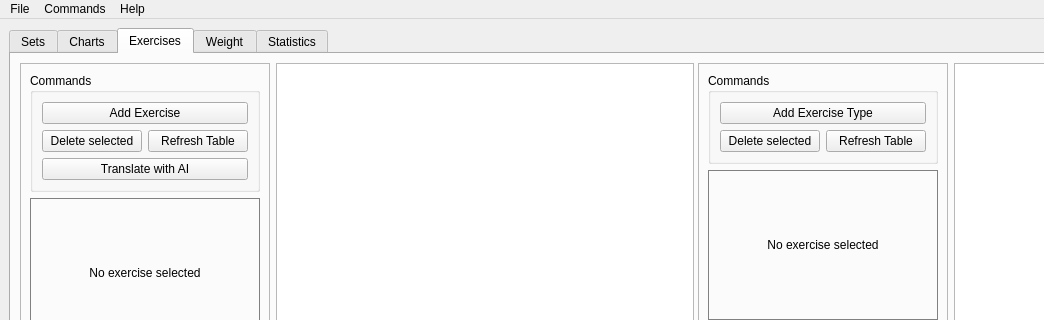
This is src/harrix_swiss_knife/apps/fitness/window.ui in Harrix/harrix-swiss-knife as Qt 5 draws it before an edit; both pictures show x 0 to 1044 and y 0 to 320 of the 1392 by 641 pixel window. The edited form follows.
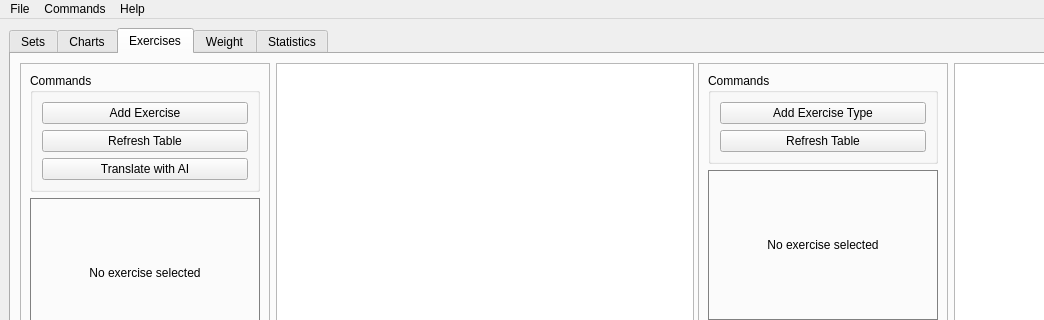
This is the edited form. The open tabs and pages were chosen to show the change.

Commit message: 🗑️ Remove fitness delete buttons already in context menus

Patch:
```diff
--- a/src/harrix_swiss_knife/apps/fitness/window.ui
+++ b/src/harrix_swiss_knife/apps/fitness/window.ui
@@ -902,23 +902,12 @@
                    </widget>
                   </item>
                   <item>
-                   <layout class="QHBoxLayout" name="horizontalLayout_20">
-                    <item>
-                     <widget class="QPushButton" name="pushButton_exercises_delete">
-                      <property name="text">
-                       <string>Delete selected</string>
-                      </property>
-                     </widget>
-                    </item>
-                    <item>
                      <widget class="QPushButton" name="pushButton_exercises_refresh">
                       <property name="text">
                        <string>Refresh Table</string>
                       </property>
                      </widget>
                     </item>
-                   </layout>
-                  </item>
                   <item>
                    <widget class="QPushButton" name="pushButton_translate_with_ai">
                     <property name="text">
@@ -1009,22 +998,11 @@
                    </widget>
                   </item>
                   <item>
-                   <layout class="QHBoxLayout" name="horizontalLayout_21">
-                    <item>
-                     <widget class="QPushButton" name="pushButton_types_delete">
-                      <property name="text">
-                       <string>Delete selected</string>
-                      </property>
-                     </widget>
-                    </item>
-                    <item>
                      <widget class="QPushButton" name="pushButton_types_refresh">
                       <property name="text">
                        <string>Refresh Table</string>
                       </property>
                      </widget>
-                    </item>
-                   </layout>
                   </item>
                  </layout>
                 </widget>
```
Lines whose indentation alone changed are shown as unchanged. The commit also changes 4 other files.
